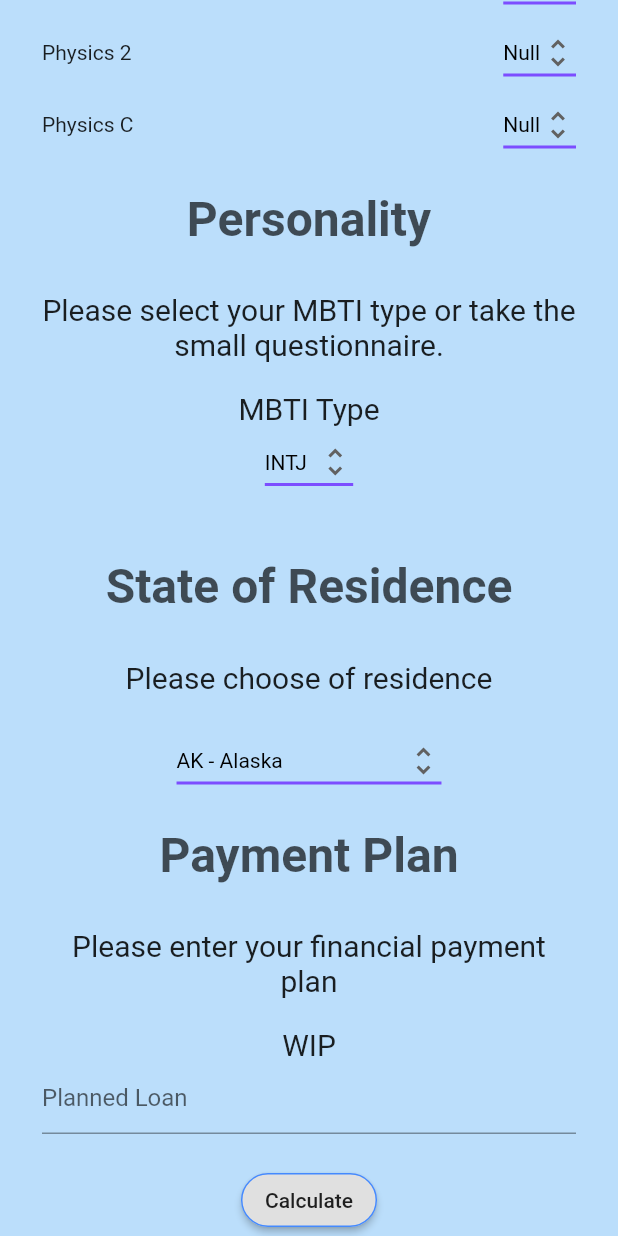
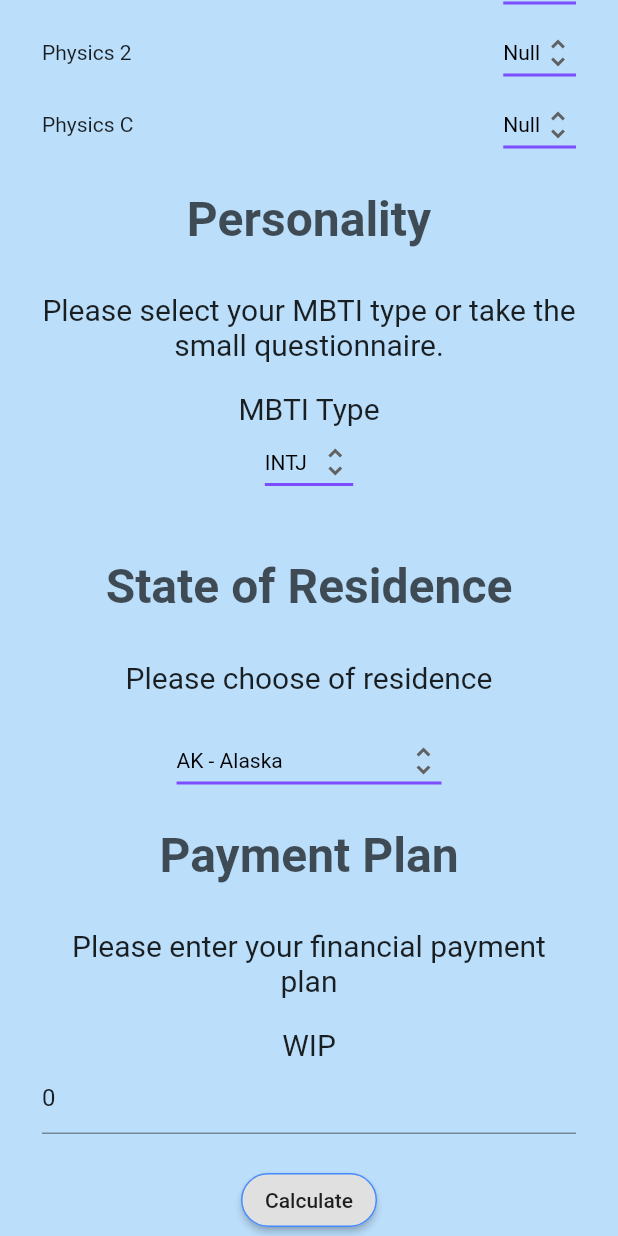
Before and after one commit to sophadethrithya/collegps, a Flutter app: the formPage screen opened directly, scrolled down 1050 dp, after a tap on "Calculate", on a phone screen of 412 x 824 dp. Run offline on Flutter 3.47's test engine with Material 2 defaults, Android fonts, the phone set to English and light mode, and no system bars; our stand-ins replace share; network calls fail; Roboto replaces fonts that are missing (Roboto-Medium).

Commit message:
fix input bugs

```diff
--- a/lib/pages/formPage.dart
+++ b/lib/pages/formPage.dart
@@ -776,8 +776,14 @@ class _formPageState extends State<formPage> {
                         else
                           apscorelist += "$v,";
                       });
+
                       apscorelist =
                           apscorelist.substring(0, apscorelist.length - 1);
+                      if (GPAValue.value.text == "") GPAValue.text = "0";
+                      if (SATValue.value.text == "") SATValue.text = "0";
+                      if (ACTValue.value.text == "") ACTValue.text = "0";
+                      if (WIPValue.value.text == "") WIPValue.text = "0";
+
                       Map result = await collegeGPSHTTP().getResult(
                           GPAValue.value.text.trim(),
                           SATValue.value.text.trim(),
```
